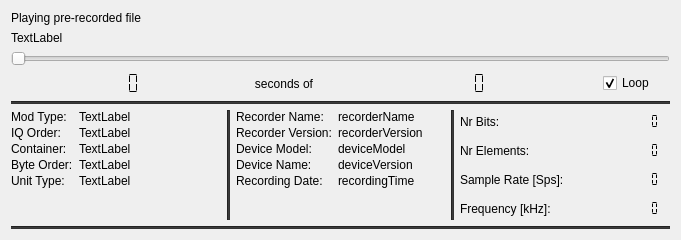
Qt form src/devices/forms/xmlfiles.ui (tomneda/DABstar) before a commit.
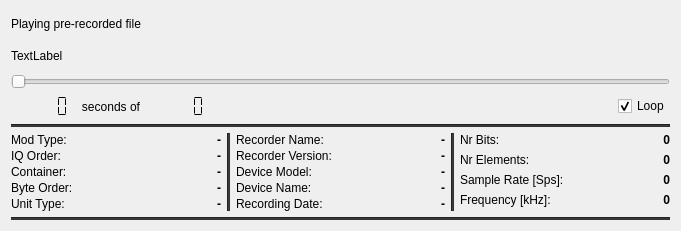
The same form after that commit.

Commit message: Replace QLCDNumber with QLabel in XML FileReader UI

```diff
--- a/src/devices/forms/xmlfiles.ui
+++ b/src/devices/forms/xmlfiles.ui
@@ -7,7 +7,7 @@
     <x>0</x>
     <y>0</y>
     <width>681</width>
-    <height>230</height>
+    <height>231</height>
    </rect>
   </property>
   <property name="windowTitle">
@@ -45,15 +45,12 @@
     </widget>
    </item>
    <item>
-    <layout class="QHBoxLayout" name="horizontalLayout" stretch="3,2,3,0,1">
+    <layout class="QHBoxLayout" name="horizontalLayout">
      <item>
       <widget class="QLCDNumber" name="currentTime">
        <property name="frameShape">
         <enum>QFrame::Shape::NoFrame</enum>
        </property>
-       <property name="smallDecimalPoint">
-        <bool>true</bool>
-       </property>
        <property name="segmentStyle">
         <enum>QLCDNumber::SegmentStyle::Flat</enum>
        </property>
@@ -74,9 +71,6 @@
        <property name="frameShape">
         <enum>QFrame::Shape::NoFrame</enum>
        </property>
-       <property name="smallDecimalPoint">
-        <bool>true</bool>
-       </property>
        <property name="segmentStyle">
         <enum>QLCDNumber::SegmentStyle::Flat</enum>
        </property>
@@ -133,8 +127,14 @@
        </item>
        <item row="0" column="1">
         <widget class="QLabel" name="modulationtypeLabel">
+         <property name="styleSheet">
+          <string>font-weight: bold;</string>
+         </property>
          <property name="text">
-          <string>TextLabel</string>
+          <string>-</string>
+         </property>
+         <property name="alignment">
+          <set>Qt::AlignmentFlag::AlignRight|Qt::AlignmentFlag::AlignTrailing|Qt::AlignmentFlag::AlignVCenter</set>
          </property>
         </widget>
        </item>
@@ -147,8 +147,14 @@
        </item>
        <item row="1" column="1">
         <widget class="QLabel" name="iqOrderLabel">
+         <property name="styleSheet">
+          <string>font-weight: bold;</string>
+         </property>
          <property name="text">
-          <string>TextLabel</string>
+          <string>-</string>
+         </property>
+         <property name="alignment">
+          <set>Qt::AlignmentFlag::AlignRight|Qt::AlignmentFlag::AlignTrailing|Qt::AlignmentFlag::AlignVCenter</set>
          </property>
         </widget>
        </item>
@@ -161,8 +167,14 @@
        </item>
        <item row="2" column="1">
         <widget class="QLabel" name="containerLabel">
+         <property name="styleSheet">
+          <string>font-weight: bold;</string>
+         </property>
          <property name="text">
-          <string>TextLabel</string>
+          <string>-</string>
+         </property>
+         <property name="alignment">
+          <set>Qt::AlignmentFlag::AlignRight|Qt::AlignmentFlag::AlignTrailing|Qt::AlignmentFlag::AlignVCenter</set>
          </property>
         </widget>
        </item>
@@ -175,8 +187,14 @@
        </item>
        <item row="3" column="1">
         <widget class="QLabel" name="byteOrderLabel">
+         <property name="styleSheet">
+          <string>font-weight: bold;</string>
+         </property>
          <property name="text">
-          <string>TextLabel</string>
+          <string>-</string>
+         </property>
+         <property name="alignment">
+          <set>Qt::AlignmentFlag::AlignRight|Qt::AlignmentFlag::AlignTrailing|Qt::AlignmentFlag::AlignVCenter</set>
          </property>
         </widget>
        </item>
@@ -189,8 +207,14 @@
        </item>
        <item row="4" column="1">
         <widget class="QLabel" name="typeofUnitLabel">
+         <property name="styleSheet">
+          <string>font-weight: bold;</string>
+         </property>
          <property name="text">
-          <string>TextLabel</string>
+          <string>-</string>
+         </property>
+         <property name="alignment">
+          <set>Qt::AlignmentFlag::AlignRight|Qt::AlignmentFlag::AlignTrailing|Qt::AlignmentFlag::AlignVCenter</set>
          </property>
         </widget>
        </item>
@@ -220,8 +244,14 @@
        </item>
        <item row="0" column="1">
         <widget class="QLabel" name="recorderName">
+         <property name="styleSheet">
+          <string>font-weight: bold;</string>
+         </property>
          <property name="text">
-          <string>recorderName</string>
+          <string>-</string>
+         </property>
+         <property name="alignment">
+          <set>Qt::AlignmentFlag::AlignRight|Qt::AlignmentFlag::AlignTrailing|Qt::AlignmentFlag::AlignVCenter</set>
          </property>
         </widget>
        </item>
@@ -234,8 +264,14 @@
        </item>
        <item row="1" column="1">
         <widget class="QLabel" name="recorderVersion">
+         <property name="styleSheet">
+          <string>font-weight: bold;</string>
+         </property>
          <property name="text">
-          <string>recorderVersion</string>
+          <string>-</string>
+         </property>
+         <property name="alignment">
+          <set>Qt::AlignmentFlag::AlignRight|Qt::AlignmentFlag::AlignTrailing|Qt::AlignmentFlag::AlignVCenter</set>
          </property>
         </widget>
        </item>
@@ -248,8 +284,14 @@
        </item>
        <item row="2" column="1">
         <widget class="QLabel" name="deviceModel">
+         <property name="styleSheet">
+          <string>font-weight: bold;</string>
+         </property>
          <property name="text">
-          <string>deviceModel</string>
+          <string>-</string>
+         </property>
+         <property name="alignment">
+          <set>Qt::AlignmentFlag::AlignRight|Qt::AlignmentFlag::AlignTrailing|Qt::AlignmentFlag::AlignVCenter</set>
          </property>
         </widget>
        </item>
@@ -262,8 +304,14 @@
        </item>
        <item row="3" column="1">
         <widget class="QLabel" name="deviceModelName">
+         <property name="styleSheet">
+          <string>font-weight: bold;</string>
+         </property>
          <property name="text">
-          <string>deviceVersion</string>
+          <string>-</string>
+         </property>
+         <property name="alignment">
+          <set>Qt::AlignmentFlag::AlignRight|Qt::AlignmentFlag::AlignTrailing|Qt::AlignmentFlag::AlignVCenter</set>
          </property>
         </widget>
        </item>
@@ -276,8 +324,14 @@
        </item>
        <item row="4" column="1">
         <widget class="QLabel" name="recordingTime">
+         <property name="styleSheet">
+          <string>font-weight: bold;</string>
+         </property>
          <property name="text">
-          <string>recordingTime</string>
+          <string>-</string>
+         </property>
+         <property name="alignment">
+          <set>Qt::AlignmentFlag::AlignRight|Qt::AlignmentFlag::AlignTrailing|Qt::AlignmentFlag::AlignVCenter</set>
          </property>
         </widget>
        </item>
@@ -303,18 +357,15 @@
         </widget>
        </item>
        <item row="0" column="1">
-        <widget class="QLCDNumber" name="nrBitsDisplay">
-         <property name="frameShape">
-          <enum>QFrame::Shape::NoFrame</enum>
+        <widget class="QLabel" name="nrBitsDisplay">
+         <property name="styleSheet">
+          <string>font-weight: bold;</string>
          </property>
-         <property name="smallDecimalPoint">
-          <bool>true</bool>
+         <property name="text">
+          <string>0</string>
          </property>
-         <property name="digitCount">
-          <number>10</number>
-         </property>
-         <property name="segmentStyle">
-          <enum>QLCDNumber::SegmentStyle::Flat</enum>
+         <property name="alignment">
+          <set>Qt::AlignmentFlag::AlignRight|Qt::AlignmentFlag::AlignTrailing|Qt::AlignmentFlag::AlignVCenter</set>
          </property>
         </widget>
        </item>
@@ -326,18 +377,15 @@
         </widget>
        </item>
        <item row="1" column="1">
-        <widget class="QLCDNumber" name="nrElementsDisplay">
-         <property name="frameShape">
-          <enum>QFrame::Shape::NoFrame</enum>
+        <widget class="QLabel" name="nrElementsDisplay">
+         <property name="styleSheet">
+          <string>font-weight: bold;</string>
          </property>
-         <property name="smallDecimalPoint">
-          <bool>true</bool>
+         <property name="text">
+          <string>0</string>
          </property>
-         <property name="digitCount">
-          <number>10</number>
-         </property>
-         <property name="segmentStyle">
-          <enum>QLCDNumber::SegmentStyle::Flat</enum>
+         <property name="alignment">
+          <set>Qt::AlignmentFlag::AlignRight|Qt::AlignmentFlag::AlignTrailing|Qt::AlignmentFlag::AlignVCenter</set>
          </property>
         </widget>
        </item>
@@ -349,18 +397,15 @@
         </widget>
        </item>
        <item row="2" column="1">
-        <widget class="QLCDNumber" name="samplerateDisplay">
-         <property name="frameShape">
-          <enum>QFrame::Shape::NoFrame</enum>
+        <widget class="QLabel" name="samplerateDisplay">
+         <property name="styleSheet">
+          <string>font-weight: bold;</string>
          </property>
-         <property name="smallDecimalPoint">
-          <bool>true</bool>
+         <property name="text">
+          <string>0</string>
          </property>
-         <property name="digitCount">
-          <number>10</number>
-         </property>
-         <property name="segmentStyle">
-          <enum>QLCDNumber::SegmentStyle::Flat</enum>
+         <property name="alignment">
+          <set>Qt::AlignmentFlag::AlignRight|Qt::AlignmentFlag::AlignTrailing|Qt::AlignmentFlag::AlignVCenter</set>
          </property>
         </widget>
        </item>
@@ -378,18 +423,15 @@
         </widget>
        </item>
        <item row="3" column="1">
-        <widget class="QLCDNumber" name="frequencyDisplay">
-         <property name="frameShape">
-          <enum>QFrame::Shape::NoFrame</enum>
+        <widget class="QLabel" name="frequencyDisplay">
+         <property name="styleSheet">
+          <string>font-weight: bold;</string>
          </property>
-         <property name="smallDecimalPoint">
-          <bool>true</bool>
+         <property name="text">
+          <string>0</string>
          </property>
-         <property name="digitCount">
-          <number>10</number>
-         </property>
-         <property name="segmentStyle">
-          <enum>QLCDNumber::SegmentStyle::Flat</enum>
+         <property name="alignment">
+          <set>Qt::AlignmentFlag::AlignRight|Qt::AlignmentFlag::AlignTrailing|Qt::AlignmentFlag::AlignVCenter</set>
          </property>
         </widget>
        </item>
```
The commit also changes 1 other file.
